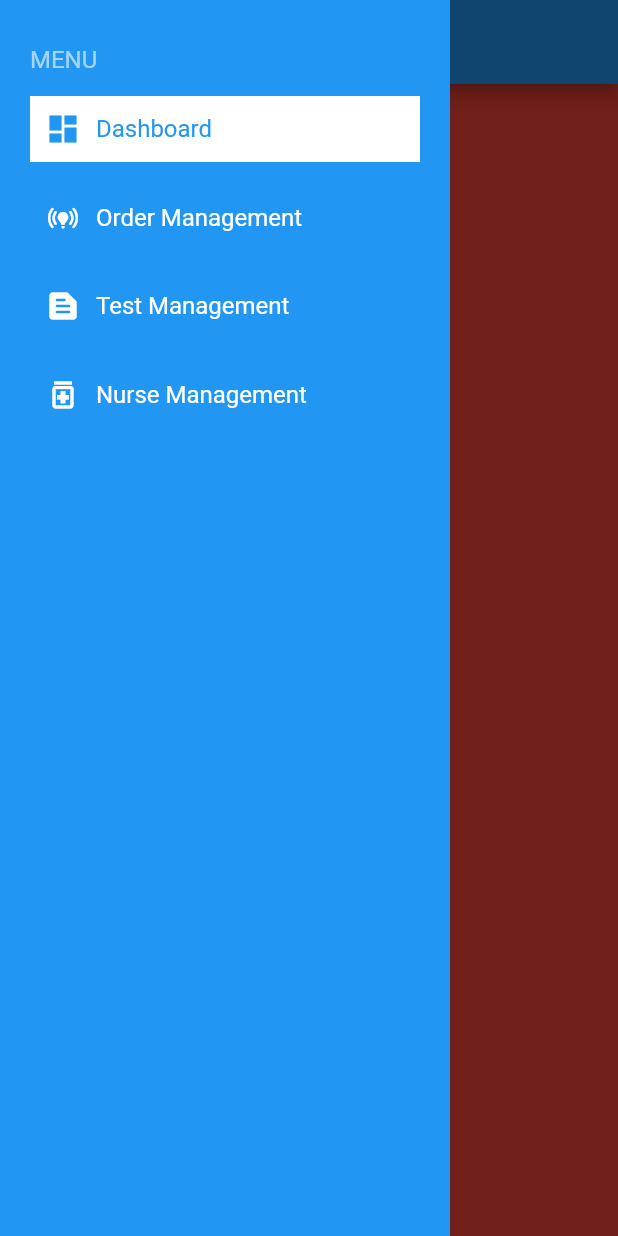
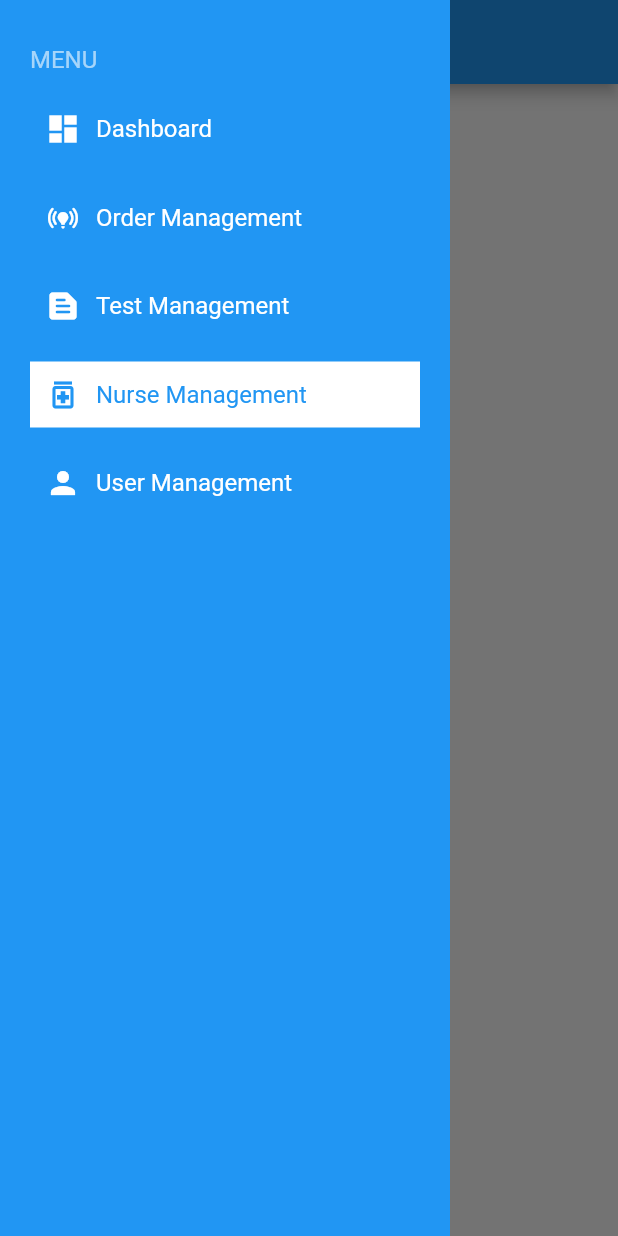
Before and after one commit to anjalivijayan1061/onlinediagnostic_admin, a Flutter app: the screen it shows after launch, with the side drawer open, on a phone screen of 412 x 824 dp. Run offline on Flutter 3.47's test engine with Material 2 defaults, Android fonts, the phone set to English and light mode, and no system bars.

Commit message:
Created sections

```diff
--- a/lib/main.dart
+++ b/lib/main.dart
@@ -1,8 +1,5 @@
 import 'package:flutter/material.dart';
 import 'package:onlinediagnostic_admin/ui/screens/home_screen.dart';
-import 'package:onlinediagnostic_admin/ui/screens/login_screen.dart';
-import 'package:onlinediagnostic_admin/ui/screens/sample_screen.dart';
-import 'package:onlinediagnostic_admin/ui/screens/usermanagement_screen.dart';
 
 void main() {
   runApp(const MyApp());
--- a/lib/ui/screens/home_screen.dart
+++ b/lib/ui/screens/home_screen.dart
@@ -1,4 +1,8 @@
 import 'package:flutter/material.dart';
+import 'package:onlinediagnostic_admin/ui/screens/home_screen_sectios/nurse_management_section.dart';
+import 'package:onlinediagnostic_admin/ui/screens/home_screen_sectios/order_management_section.dart';
+import 'package:onlinediagnostic_admin/ui/screens/home_screen_sectios/test_management_section.dart';
+import 'package:onlinediagnostic_admin/ui/screens/home_screen_sectios/user_managment_section.dart';
 
 class HomeScreen extends StatefulWidget {
   const HomeScreen({super.key});
@@ -13,7 +17,11 @@
 
   @override
   void initState() {
-    tabController = TabController(length: 4, vsync: this);
+    tabController = TabController(
+      length: 5,
+      vsync: this,
+      initialIndex: 3, //change the index to currently working section's index
+    );
     super.initState();
   }
 
@@ -31,15 +39,10 @@
           Container(
             color: Colors.red,
           ),
-          Container(
-            color: Colors.green,
-          ),
-          Container(
-            color: Colors.yellow,
-          ),
-          Container(
-            color: Colors.amber,
-          ),
+          OrderManagmentSection(),
+          TestManagmentSection(),
+          NurseManagmentSection(),
+          UserManagmentSection(),
         ],
       ),
       drawer: Material(
@@ -113,6 +116,19 @@
                   },
                   isSelected: tabController.index == 3,
                 ),
+                const SizedBox(
+                  height: 15,
+                ),
+                CustomDrawerButton(
+                  label: "User Management",
+                  iconData: Icons.person,
+                  onPressed: () {
+                    tabController.animateTo(4);
+                    setState(() {});
+                    Navigator.pop(context);
+                  },
+                  isSelected: tabController.index == 4,
+                ),
               ],
             ),
           ),
--- /dev/null
+++ b/lib/ui/screens/home_screen_sectios/nurse_management_section.dart
@@ -0,0 +1,17 @@
+import 'package:flutter/material.dart';
+
+class NurseManagmentSection extends StatelessWidget {
+  const NurseManagmentSection({super.key});
+
+  @override
+  Widget build(BuildContext context) {
+    return Center(
+      child: SizedBox(
+        width: 1000,
+        child: ListView(
+          children: [],
+        ),
+      ),
+    );
+  }
+}
```
Also changed, not shown: lib/ui/screens/home_screen_sectios/order_management_section.dart (added, +17 -0 lines), lib/ui/screens/home_screen_sectios/test_management_section.dart (added, +17 -0 lines), lib/ui/screens/home_screen_sectios/user_managment_section.dart (added, +95 -0 lines), lib/ui/screens/usermanagement_screen.dart (deleted, +0 -152 lines).
